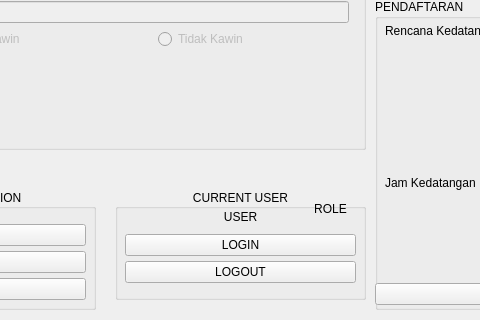
First picture: the form in FrmPendaftaran.ui, repository FarchanS/LTP_kel7_pendaftaran_RS, before the edit; both pictures show x 185 to 665 and y 351 to 671 of the 1134 by 671 pixel window.
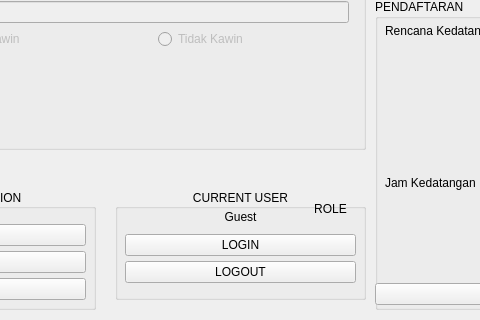
Second picture: the form after the edit.

Commit message: update login masking, pendaftaran prog, user pass masking

```diff
--- a/FrmPendaftaran.ui
+++ b/FrmPendaftaran.ui
@@ -91,7 +91,7 @@
       </rect>
      </property>
      <property name="text">
-      <string>USER</string>
+      <string>Guest</string>
      </property>
      <property name="alignment">
       <set>Qt::AlignCenter</set>
```
The commit also changes 11 other files.
